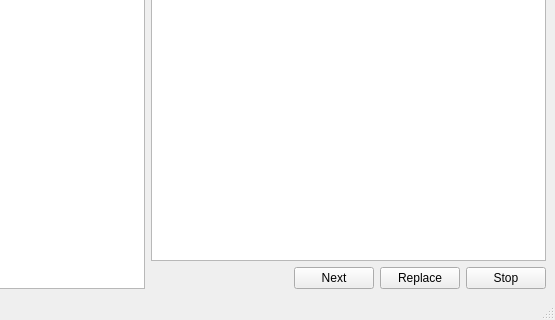
First picture: the form in src/mainwindow.ui, repository VoinovNV/Spell, before the edit; both pictures show x 260 to 815 and y 106 to 426 of the 815 by 426 pixel window.
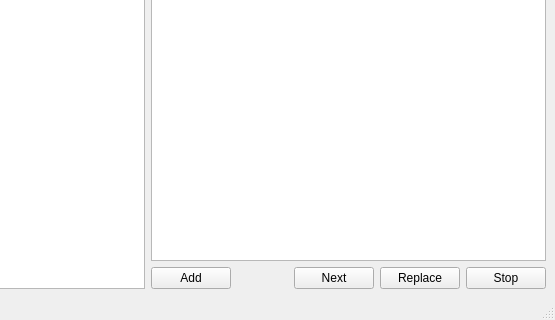
Second picture: the form after the edit.

Patch:
```diff
--- a/src/mainwindow.ui
+++ b/src/mainwindow.ui
@@ -65,7 +65,14 @@
             <widget class="QListWidget" name="listWidget"/>
            </item>
            <item>
-            <layout class="QHBoxLayout" name="BUT_LAY" stretch="0,0,0,0">
+            <layout class="QHBoxLayout" name="BUT_LAY" stretch="0,0,0,0,0">
+             <item>
+              <widget class="QPushButton" name="AddButton">
+               <property name="text">
+                <string>Add</string>
+               </property>
+              </widget>
+             </item>
              <item>
               <spacer name="horizontalSpacer">
                <property name="orientation">
```
